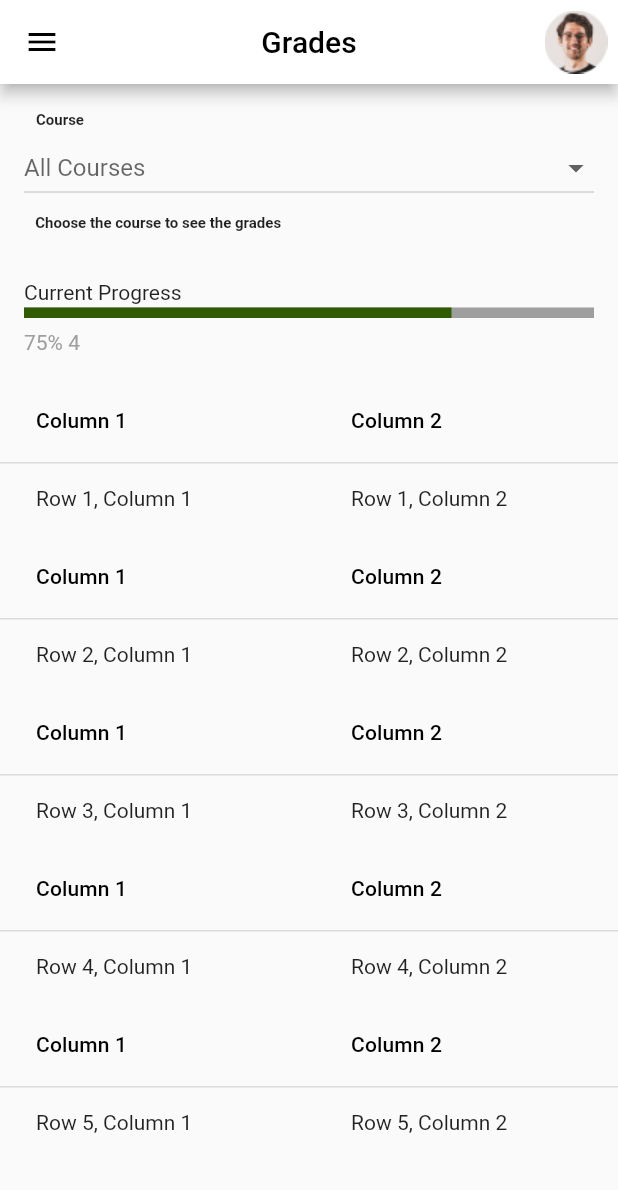
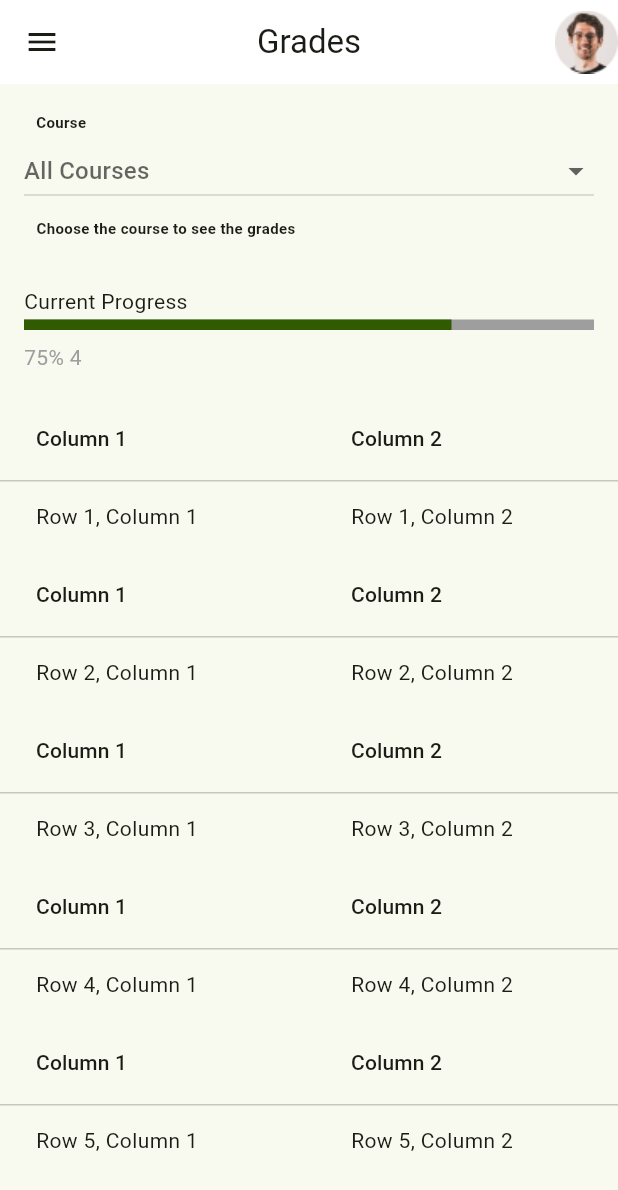
Before and after one commit to alexha11/moodle-grades, a Flutter app: the screen it shows after launch, on a phone screen of 412 x 824 dp. Shown: the top 1190 px of the screen. Run offline on Flutter 3.47's test engine with Material 2 defaults, Android fonts, the phone set to English and light mode, and no system bars.

Commit message:
Update main.dart

```diff
--- a/lib/main.dart
+++ b/lib/main.dart
@@ -10,7 +10,8 @@ class MyApp extends StatelessWidget {
       debugShowCheckedModeBanner: false,
       title: 'Grade App',
       theme: ThemeData(
-        primarySwatch: Colors.lightBlue,
+        useMaterial3: true,
+        colorSchemeSeed: Colors.lightGreen,
       ),
       home: const MyHomePage(title: 'Grades'),
     );
```
